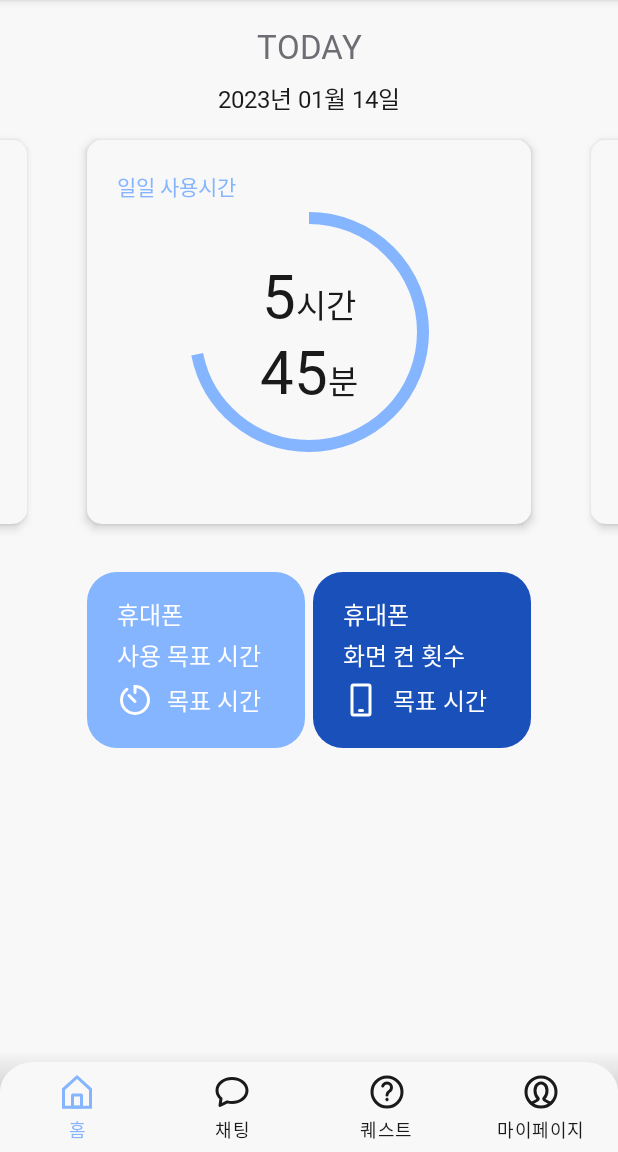
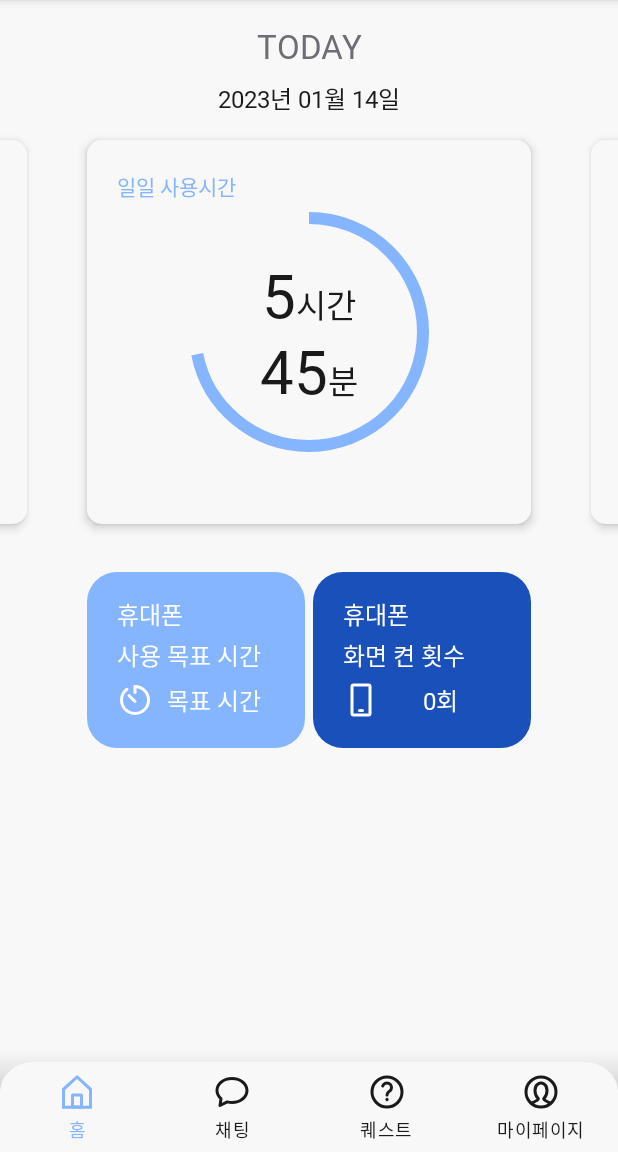
Before and after one commit to Pureum-umc-app/Pureum-FE, an Android app: the screen it shows after launch (MainActivity), on a phone screen of 412 x 824 dp, the part 84-1236 px from its top. Run offline under Robolectric (Android 15) with nearby library versions, the light colour scheme and no system bars; our stand-ins replace data binding, navigation-ui; libraries missing offline, so code that uses them is left out: com.kakao.sdk; 3 statements that could not run were skipped.

Commit message:
[ADD] 홈 화면 사용 정보 추가

```diff
--- a/app/src/main/res/layout/fragment_home.xml
+++ b/app/src/main/res/layout/fragment_home.xml
@@ -123,7 +123,7 @@
                         android:id="@+id/home_screen_count"
                         android:layout_width="match_parent"
                         android:layout_height="wrap_content"
-                        android:text="목표 시간"
+                        android:text="0회"
                         android:fontFamily="@font/nanum_square_neo_bold"
                         android:textSize="16sp"
                         android:textColor="@color/white"
```
